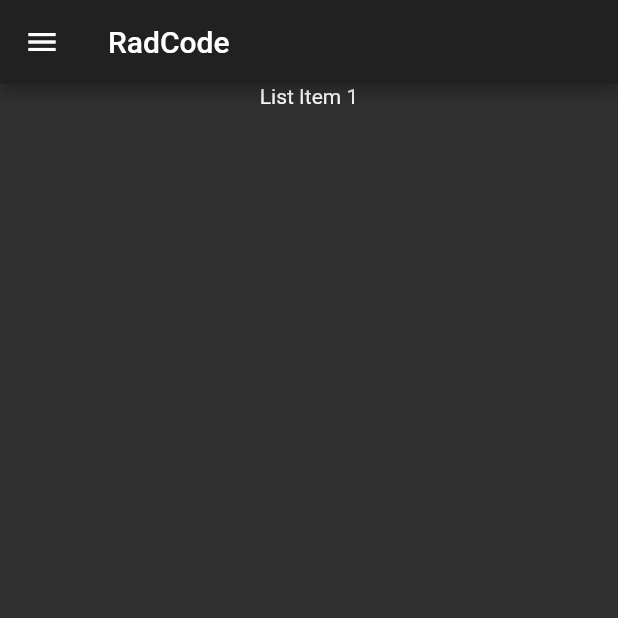
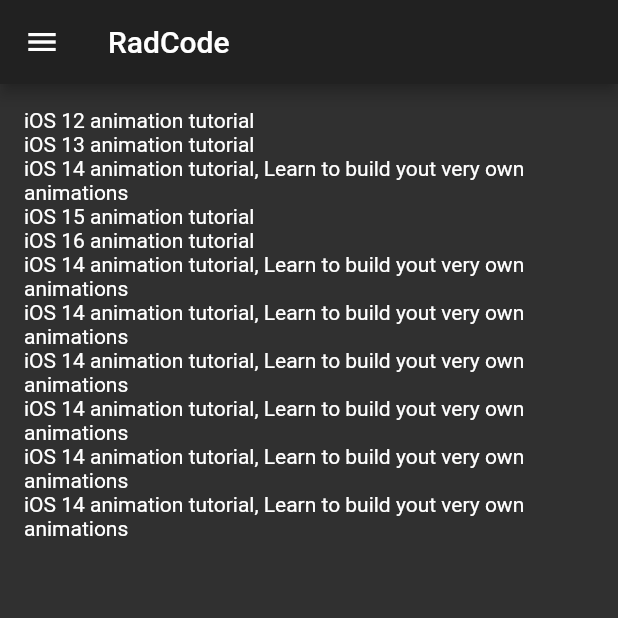
Before and after one commit to analiras2/web-requests-study-flutter, a Flutter app: the screen it shows after launch, on a phone screen of 412 x 824 dp, the top half of it. Run offline on Flutter 3.47's test engine with Material 2 defaults, Android fonts, the phone set to English and light mode, and no system bars.

Commit message:
Show mock list

```diff
--- /dev/null
+++ b/lib/model/dummy_data.dart
@@ -0,0 +1,24 @@
+import 'post.dart';
+
+List<Post> getPosts() {
+  return [
+    Post('iOS 12 animation tutorial', 'https://youtube.com', ['iOS', 'Mobile']),
+    Post('iOS 13 animation tutorial', 'https://youtube.com', ['iOS', 'Mobile']),
+    Post('iOS 14 animation tutorial, Learn to build yout very own animations',
+        'https://youtube.com', ['iOS', 'Mobile']),
+    Post('iOS 15 animation tutorial', 'https://youtube.com', ['iOS', 'Mobile']),
+    Post('iOS 16 animation tutorial', 'https://youtube.com', ['iOS', 'Mobile']),
+    Post('iOS 14 animation tutorial, Learn to build yout very own animations',
+        'https://youtube.com', ['iOS', 'Mobile']),
+    Post('iOS 14 animation tutorial, Learn to build yout very own animations',
+        'https://youtube.com', ['iOS', 'Mobile']),
+    Post('iOS 14 animation tutorial, Learn to build yout very own animations',
+        'https://youtube.com', ['iOS', 'Mobile']),
+    Post('iOS 14 animation tutorial, Learn to build yout very own animations',
+        'https://youtube.com', ['iOS', 'Mobile']),
+    Post('iOS 14 animation tutorial, Learn to build yout very own animations',
+        'https://youtube.com', ['iOS', 'Mobile']),
+    Post('iOS 14 animation tutorial, Learn to build yout very own animations',
+        'https://youtube.com', ['iOS', 'Mobile']),
+  ];
+}
--- /dev/null
+++ b/lib/model/post.dart
@@ -0,0 +1,7 @@
+class Post {
+  final String title;
+  final String url;
+  final List<String> tags;
+
+  Post(this.title, this.url, this.tags);
+}
--- a/lib/pages/home_page.dart
+++ b/lib/pages/home_page.dart
@@ -1,4 +1,5 @@
 import 'package:flutter/material.dart';
+import 'package:web_requests_study/widgets/post_list.dart';
 
 class HomePage extends StatelessWidget {
   HomePage() : super();
@@ -17,7 +18,7 @@ class HomePage extends StatelessWidget {
       ),
       body: Center(
           child: Column(
-        children: [Text('List Item 1')],
+        children: [PostList()],
       )),
     );
   }
--- /dev/null
+++ b/lib/widgets/post_list.dart
@@ -0,0 +1,21 @@
+import 'package:flutter/material.dart';
+import 'package:web_requests_study/model/dummy_data.dart';
+
+class PostList extends StatelessWidget {
+  PostList() : super();
+
+  final posts = getPosts();
+
+  @override
+  Widget build(BuildContext context) {
+    return Expanded(
+        child: ListView.builder(
+      padding: EdgeInsets.all(16.0),
+      itemBuilder: (BuildContext _context, int i) {
+        if (i < posts.length) {
+          return Text(posts[i].title);
+        }
+      },
+    ));
+  }
+}
```
Also changed, not shown: 1 other file.
